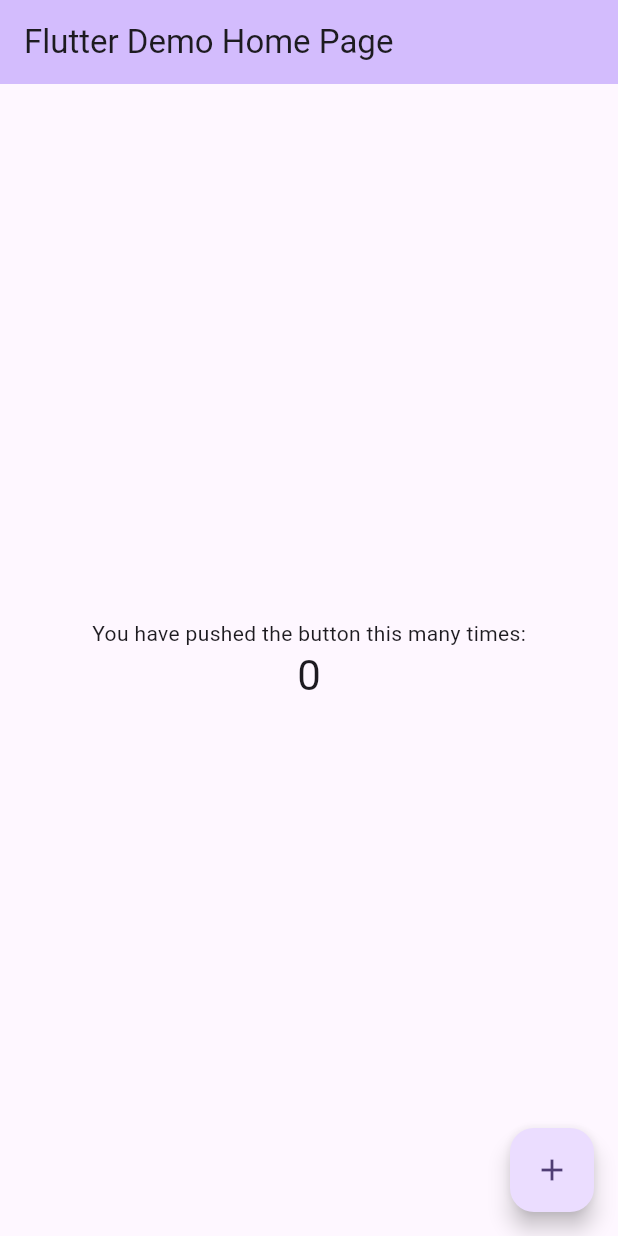
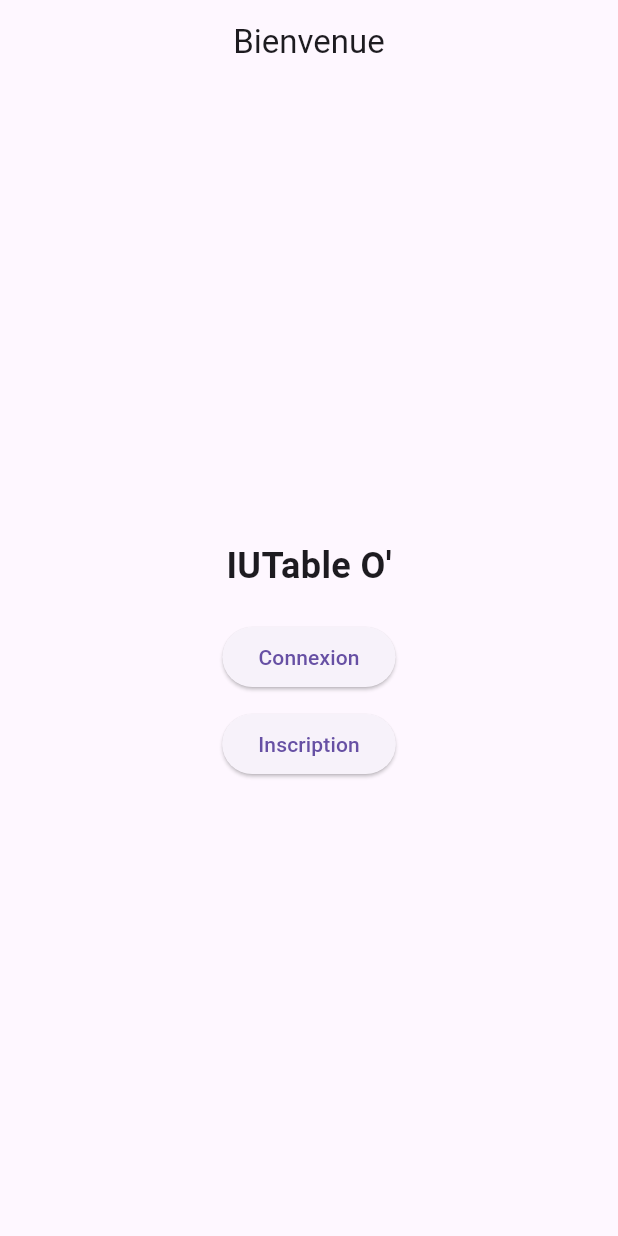
Before and after one commit to julian2bot/SAEMobile, a Flutter app: the screen it shows after launch, on a phone screen of 412 x 824 dp. Run offline on Flutter 3.47's test engine with Material 3 defaults, Android fonts, the phone set to English and light mode, and no system bars.

Commit message:
page de connection sans requetes BD fonctionnelle, et page d'inscription pas faite

```diff
--- a/lib/main.dart
+++ b/lib/main.dart
@@ -1,125 +1,61 @@
 import 'package:flutter/material.dart';
 
+import 'connection.dart';
+
+
 void main() {
-  runApp(const MyApp());
+  runApp(MyApp());
 }
 
 class MyApp extends StatelessWidget {
-  const MyApp({super.key});
-
-  // This widget is the root of your application.
   @override
   Widget build(BuildContext context) {
     return MaterialApp(
-      title: 'Flutter Demo',
+      title: 'Mon Appli',
       theme: ThemeData(
-        // This is the theme of your application.
-        //
-        // TRY THIS: Try running your application with "flutter run". You'll see
-        // the application has a purple toolbar. Then, without quitting the app,
-        // try changing the seedColor in the colorScheme below to Colors.green
-        // and then invoke "hot reload" (save your changes or press the "hot
-        // reload" button in a Flutter-supported IDE, or press "r" if you used
-        // the command line to start the app).
-        //
-        // Notice that the counter didn't reset back to zero; the application
-        // state is not lost during the reload. To reset the state, use hot
-        // restart instead.
-        //
-        // This works for code too, not just values: Most code changes can be
-        // tested with just a hot reload.
-        colorScheme: ColorScheme.fromSeed(seedColor: Colors.deepPurple),
-        useMaterial3: true,
+        primarySwatch: Colors.blue,
       ),
-      home: const MyHomePage(title: 'Flutter Demo Home Page'),
+      home: HomePage(),
     );
   }
 }
 
-class MyHomePage extends StatefulWidget {
-  const MyHomePage({super.key, required this.title});
-
-  // This widget is the home page of your application. It is stateful, meaning
-  // that it has a State object (defined below) that contains fields that affect
-  // how it looks.
-
-  // This class is the configuration for the state. It holds the values (in this
-  // case the title) provided by the parent (in this case the App widget) and
-  // used by the build method of the State. Fields in a Widget subclass are
-  // always marked "final".
-
-  final String title;
-
-  @override
-  State<MyHomePage> createState() => _MyHomePageState();
-}
-
-class _MyHomePageState extends State<MyHomePage> {
-  int _counter = 0;
-
-  void _incrementCounter() {
-    setState(() {
-      // This call to setState tells the Flutter framework that something has
-      // changed in this State, which causes it to rerun the build method below
-      // so that the display can reflect the updated values. If we changed
-      // _counter without calling setState(), then the build method would not be
-      // called again, and so nothing would appear to happen.
-      _counter++;
-    });
-  }
-
+class HomePage extends StatelessWidget {
   @override
   Widget build(BuildContext context) {
-    // This method is rerun every time setState is called, for instance as done
-    // by the _incrementCounter method above.
-    //
-    // The Flutter framework has been optimized to make rerunning build methods
-    // fast, so that you can just rebuild anything that needs updating rather
-    // than having to individually change instances of widgets.
     return Scaffold(
       appBar: AppBar(
-        // TRY THIS: Try changing the color here to a specific color (to
-        // Colors.amber, perhaps?) and trigger a hot reload to see the AppBar
-        // change color while the other colors stay the same.
-        backgroundColor: Theme.of(context).colorScheme.inversePrimary,
-        // Here we take the value from the MyHomePage object that was created by
-        // the App.build method, and use it to set our appbar title.
-        title: Text(widget.title),
+        title: Text('Bienvenue'),
+        centerTitle: true,
       ),
       body: Center(
-        // Center is a layout widget. It takes a single child and positions it
-        // in the middle of the parent.
         child: Column(
-          // Column is also a layout widget. It takes a list of children and
-          // arranges them vertically. By default, it sizes itself to fit its
-          // children horizontally, and tries to be as tall as its parent.
-          //
-          // Column has various properties to control how it sizes itself and
-          // how it positions its children. Here we use mainAxisAlignment to
-          // center the children vertically; the main axis here is the vertical
-          // axis because Columns are vertical (the cross axis would be
-          // horizontal).
-          //
-          // TRY THIS: Invoke "debug painting" (choose the "Toggle Debug Paint"
-          // action in the IDE, or press "p" in the console), to see the
-          // wireframe for each widget.
           mainAxisAlignment: MainAxisAlignment.center,
-          children: <Widget>[
-            const Text(
-              'You have pushed the button this many times:',
+          children: [
+            Text(
+              "IUTable O'",
+              style: TextStyle(fontSize: 24, fontWeight: FontWeight.bold),
             ),
-            Text(
-              '$_counter',
-              style: Theme.of(context).textTheme.headlineMedium,
+            SizedBox(height: 20),
+            ElevatedButton(
+              onPressed: () {
+                Navigator.push(
+                  context,
+                  MaterialPageRoute(builder: (context) => LoginPage()),
+                );
+              },
+              child: Text('Connexion'),
+            ),
+            SizedBox(height: 10),
+            ElevatedButton(
+              onPressed: () {
+                // Action pour inscription
+              },
+              child: Text('Inscription'),
             ),
           ],
         ),
       ),
-      floatingActionButton: FloatingActionButton(
-        onPressed: _incrementCounter,
-        tooltip: 'Increment',
-        child: const Icon(Icons.add),
-      ), // This trailing comma makes auto-formatting nicer for build methods.
     );
   }
 }
```
Also changed, not shown: lib/connection.dart (added, +61 -0 lines), lib/inscription.dart (added, +67 -0 lines).
